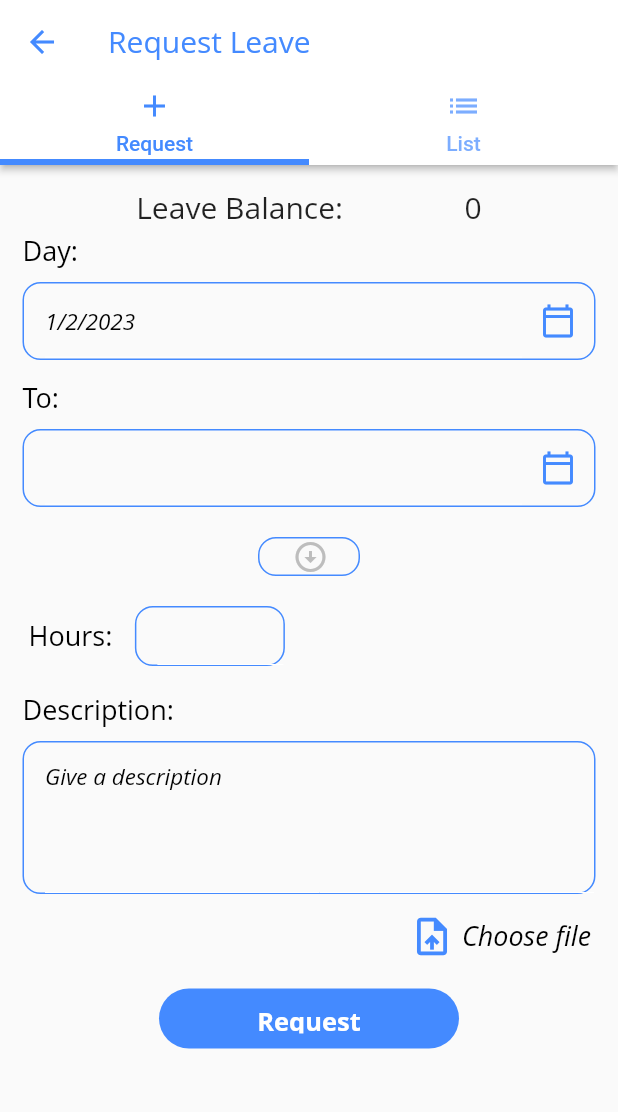
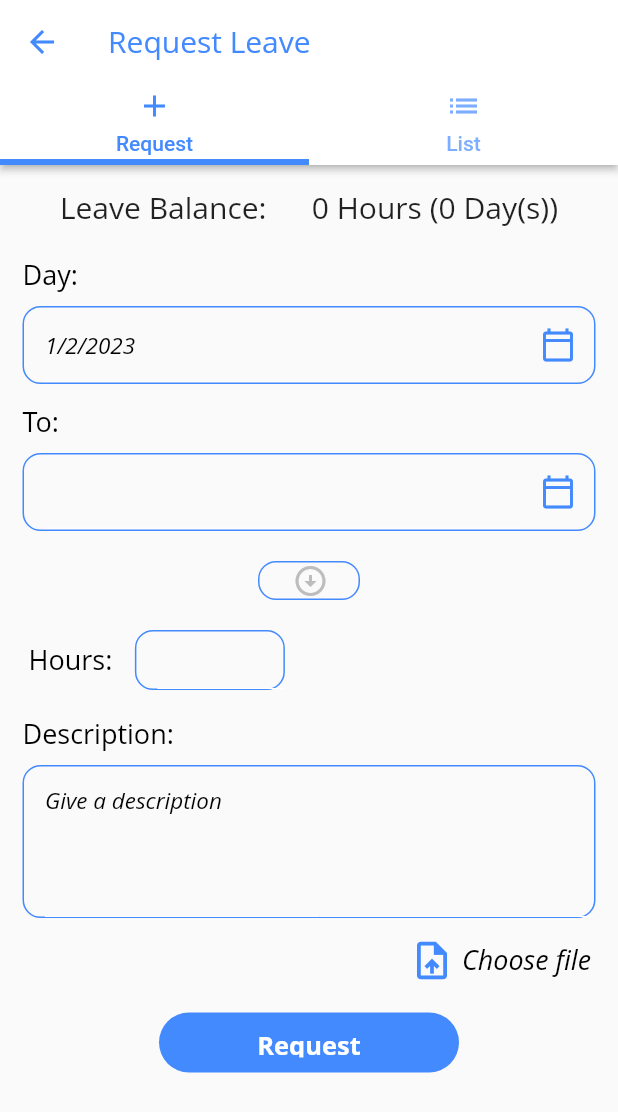
Before and after one commit to EnvernyIT/rainbow_mobile_app, a Flutter app: the AbsenceRequestPage screen opened directly, on a phone screen of 412 x 824 dp. Shown: the top 1112 px of the screen. Run offline on Flutter 3.47's test engine with Material 2 defaults, Android fonts, the phone set to English and light mode, and no system bars; our stand-ins replace file_picker, get_storage, image_picker, open_file, shared_preferences and 2 more; missing offline and left inert: dart:ffi, syncfusion_flutter_pdf, syncfusion_flutter_pdfviewer; accounts and stored records are empty; generated files the repository leaves out were written again; network calls fail; Roboto replaces fonts that are missing (Open Sans).

Commit message:
absence request fixed & list pages change

```diff
--- a/lib/Backend/APIS/AbsenceService.dart
+++ b/lib/Backend/APIS/AbsenceService.dart
@@ -32,7 +32,7 @@ class AbsenceService {
     String token = 'Bearer ' + LoggedInUser.token;
 
     final response = await http.post(Uri.parse(absenceRequest.urlRequest),
-        body: jsonEncode(absenceRequest.toJson()),
+        body: jsonEncode(absenceRequest.toAskJson()),
         headers: <String, String>{
           'authorization': token,
           'Content-Type': 'application/json',
--- a/lib/Components/Cards/PayslipCard.dart
+++ b/lib/Components/Cards/PayslipCard.dart
@@ -28,6 +28,7 @@ class _PayslipCardState extends State<PayslipCard> {
   Payslip payslip = Payslip();
   bool _isLoading = false;
   DateTime? month = DateTime.now();
+  int yearNow = DateTime.now().year;
 
   @override
   void initState() {
@@ -156,7 +157,7 @@ class _PayslipCardState extends State<PayslipCard> {
                               _createPdf(bytes, filepath);
                             },
                             child: Text(
-                              AppLocalizations.of(context)!.download,
+                              AppLocalizations.of(context)!.downloadAndRead,
                               style: TextStyle(
                                   color: RainbowColor.secondary,
                                   fontFamily: RainbowTextStyle.fontFamily,
--- a/lib/Pages/Calendar/AbsenceRequestPage/AbsenceRequestPage.dart
+++ b/lib/Pages/Calendar/AbsenceRequestPage/AbsenceRequestPage.dart
@@ -87,13 +87,6 @@ class _AbsenceRequestPageState extends State<AbsenceRequestPage> {
 
   Widget uiBuild(BuildContext context) {
     String locale = Localizations.localeOf(context).languageCode;
-    UserEmployeeService userEmployeeService = UserEmployeeService();
-
-    userEmployeeService.getLeaveBalance().then((value) {
-      userLeaveBalance = userLeaveBalance + value;
-      print(value);
-    });
-
     return DefaultTabController(
         length: 2,
         child: Scaffold(
@@ -138,12 +131,22 @@ class _AbsenceRequestPageState extends State<AbsenceRequestPage> {
                               fontFamily: RainbowTextStyle.fontFamily),
                         ),
                         Text(
-                          userLeaveBalance.toString(),
+                          userLeaveBalance.toString() +
+                              " " +
+                              AppLocalizations.of(context)!.hours +
+                              " (" +
+                              userLeaveHoursToDays(userLeaveBalance) +
+                              " " +
+                              AppLocalizations.of(context)!.dayss +
+                              ")",
                           style: TextStyle(
                               fontSize: 20,
                               fontFamily: RainbowTextStyle.fontFamily),
                         ),
                       ]),
+                  const SizedBox(
+                    height: 16,
+                  ),
                   InputField(
                       controller: controller_1,
                       title: typeDaysRequest == true
@@ -595,4 +598,12 @@ class _AbsenceRequestPageState extends State<AbsenceRequestPage> {
       });
     }
   }
+
+  String userLeaveHoursToDays(int userLeaveBalance) {
+    if (userLeaveBalance != 0) {
+      double number = (userLeaveBalance / 8);
+      return number.toString();
+    }
+    return "0";
+  }
 }
--- a/lib/l10n/app_en.arb
+++ b/lib/l10n/app_en.arb
@@ -96,5 +96,6 @@
     "job": "Job",
     "inServiceSince": "In service since",
     "noPayslipsFound": "No payslips found for this year",
-    "incorrectDate": "Incorrect date!"
+    "incorrectDate": "Incorrect date!",
+    "downloadAndRead": "Download & read"
 }
--- a/lib/l10n/app_nl.arb
+++ b/lib/l10n/app_nl.arb
@@ -96,5 +96,6 @@
     "job": "Functie",
     "inServiceSince": "In dienst sinds",
     "noPayslipsFound": "Geen loonstroken gevonden voor dit jaar",
-    "incorrectDate": "Incorrecte datum!"
+    "incorrectDate": "Incorrecte datum!",
+    "downloadAndRead": "Download & lees"
 }
```
Also changed, not shown: lib/Backend/Models/Absence.dart (+13 -6 lines), lib/Pages/Payslips/PayslipListPage/PayslipListPage.dart (+9 -2 lines), lib/main.dart (+0 -20 lines).
